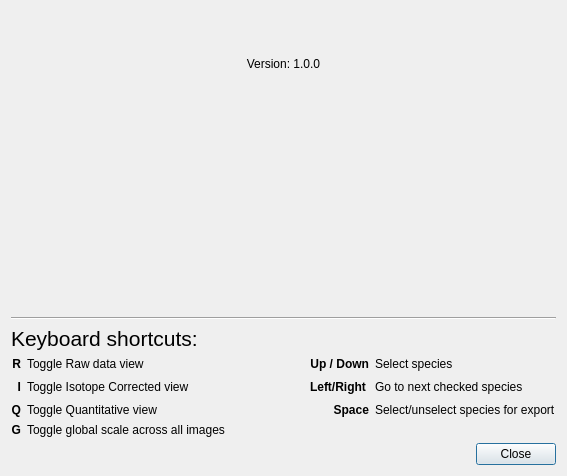
The window that resources/views/MsiAboutDialog.ui (swinnenteam/LipidQMap) describes before a commit, drawn with Qt 5.
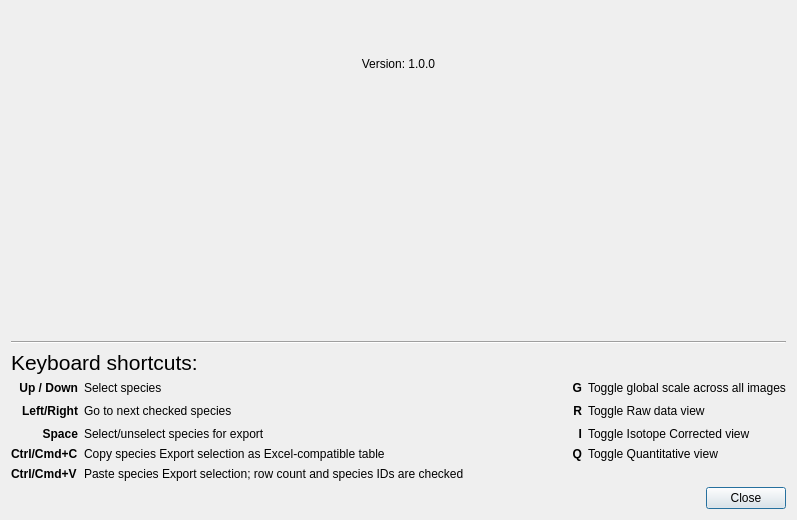
The same window after the commit. Icons and pictures are not drawn.

Commit message: copy paste table selection

The edit to the form file:
```diff
--- a/resources/views/MsiAboutDialog.ui
+++ b/resources/views/MsiAboutDialog.ui
@@ -6,8 +6,8 @@
    <rect>
     <x>0</x>
     <y>0</y>
-    <width>567</width>
-    <height>476</height>
+    <width>797</width>
+    <height>520</height>
    </rect>
   </property>
   <property name="windowTitle">
@@ -81,29 +81,58 @@
    </item>
    <item>
     <layout class="QGridLayout" name="gridLayout_3">
-     <item row="3" column="4">
-      <widget class="QLabel" name="label_15">
+     <item row="2" column="2">
+      <spacer name="horizontalSpacer_2">
+       <property name="orientation">
+        <enum>Qt::Orientation::Horizontal</enum>
+       </property>
+       <property name="sizeHint" stdset="0">
+        <size>
+         <width>40</width>
+         <height>20</height>
+        </size>
+       </property>
+      </spacer>
+     </item>
+     <item row="5" column="0">
+      <widget class="QLabel" name="label_copy_selection_key">
+       <property name="font">
+        <font>
+         <bold>true</bold>
+        </font>
+       </property>
        <property name="text">
-        <string>Select/unselect species for export</string>
+        <string>Ctrl/Cmd+C</string>
        </property>
       </widget>
      </item>
-     <item row="4" column="0">
-      <widget class="QLabel" name="label_7">
+     <item row="6" column="0">
+      <widget class="QLabel" name="label_paste_selection_key">
        <property name="font">
         <font>
          <bold>true</bold>
         </font>
        </property>
        <property name="text">
-        <string>G</string>
+        <string>Ctrl/Cmd+V</string>
        </property>
-       <property name="alignment">
-        <set>Qt::AlignmentFlag::AlignRight|Qt::AlignmentFlag::AlignTrailing|Qt::AlignmentFlag::AlignVCenter</set>
+      </widget>
+     </item>
+     <item row="5" column="1">
+      <widget class="QLabel" name="label_copy_selection_description">
+       <property name="text">
+        <string>Copy species Export selection as Excel-compatible table</string>
        </property>
       </widget>
      </item>
-     <item row="1" column="3">
+     <item row="6" column="1">
+      <widget class="QLabel" name="label_paste_selection_description">
+       <property name="text">
+        <string>Paste species Export selection; row count and species IDs are checked</string>
+       </property>
+      </widget>
+     </item>
+     <item row="1" column="0">
       <widget class="QLabel" name="label_8">
        <property name="font">
         <font>
@@ -118,43 +147,80 @@
        </property>
       </widget>
      </item>
-     <item row="1" column="4">
+     <item row="1" column="1">
       <widget class="QLabel" name="label_14">
        <property name="text">
         <string>Select species</string>
        </property>
       </widget>
      </item>
-     <item row="3" column="1">
-      <widget class="QLabel" name="label_12">
+     <item row="2" column="0">
+      <widget class="QLabel" name="label_2">
+       <property name="font">
+        <font>
+         <bold>true</bold>
+        </font>
+       </property>
        <property name="text">
-        <string>Toggle Quantitative view</string>
+        <string>Left/Right</string>
+       </property>
+       <property name="alignment">
+        <set>Qt::AlignmentFlag::AlignRight|Qt::AlignmentFlag::AlignTrailing|Qt::AlignmentFlag::AlignVCenter</set>
+       </property>
+      </widget>
+     </item>
+     <item row="2" column="1">
+      <widget class="QLabel" name="label_16">
+       <property name="text">
+        <string>Go to next checked species</string>
        </property>
       </widget>
      </item>
      <item row="3" column="0">
-      <widget class="QLabel" name="label_6">
+      <widget class="QLabel" name="label_9">
        <property name="font">
         <font>
          <bold>true</bold>
         </font>
        </property>
        <property name="text">
-        <string>Q</string>
+        <string>Space</string>
        </property>
        <property name="alignment">
         <set>Qt::AlignmentFlag::AlignRight|Qt::AlignmentFlag::AlignTrailing|Qt::AlignmentFlag::AlignVCenter</set>
        </property>
       </widget>
      </item>
-     <item row="1" column="1">
-      <widget class="QLabel" name="label_10">
+     <item row="3" column="1">
+      <widget class="QLabel" name="label_15">
        <property name="text">
-        <string>Toggle Raw data view</string>
+        <string>Select/unselect species for export</string>
        </property>
       </widget>
      </item>
-     <item row="1" column="0">
+     <item row="1" column="3">
+      <widget class="QLabel" name="label_7">
+       <property name="font">
+        <font>
+         <bold>true</bold>
+        </font>
+       </property>
+       <property name="text">
+        <string>G</string>
+       </property>
+       <property name="alignment">
+        <set>Qt::AlignmentFlag::AlignRight|Qt::AlignmentFlag::AlignTrailing|Qt::AlignmentFlag::AlignVCenter</set>
+       </property>
+      </widget>
+     </item>
+     <item row="1" column="4">
+      <widget class="QLabel" name="label_13">
+       <property name="text">
+        <string>Toggle global scale across all images</string>
+       </property>
+      </widget>
+     </item>
+     <item row="2" column="3">
       <widget class="QLabel" name="label_4">
        <property name="font">
         <font>
@@ -169,41 +235,28 @@
        </property>
       </widget>
      </item>
-     <item row="2" column="1">
+     <item row="2" column="4">
+      <widget class="QLabel" name="label_10">
+       <property name="text">
+        <string>Toggle Raw data view</string>
+       </property>
+      </widget>
+     </item>
+     <item row="3" column="4">
       <widget class="QLabel" name="label_11">
        <property name="text">
         <string>Toggle Isotope Corrected view</string>
        </property>
       </widget>
      </item>
+     <item row="5" column="4">
+      <widget class="QLabel" name="label_12">
+       <property name="text">
+        <string>Toggle Quantitative view</string>
+       </property>
+      </widget>
+     </item>
      <item row="3" column="3">
-      <widget class="QLabel" name="label_9">
-       <property name="font">
-        <font>
-         <bold>true</bold>
-        </font>
-       </property>
-       <property name="text">
-        <string>Space</string>
-       </property>
-       <property name="alignment">
-        <set>Qt::AlignmentFlag::AlignRight|Qt::AlignmentFlag::AlignTrailing|Qt::AlignmentFlag::AlignVCenter</set>
-       </property>
-      </widget>
-     </item>
-     <item row="2" column="3">
-      <widget class="QLabel" name="label_2">
-       <property name="font">
-        <font>
-         <bold>true</bold>
-        </font>
-       </property>
-       <property name="text">
-        <string>Left/Right</string>
-       </property>
-      </widget>
-     </item>
-     <item row="2" column="0">
       <widget class="QLabel" name="label_5">
        <property name="font">
         <font>
@@ -218,30 +271,18 @@
        </property>
       </widget>
      </item>
-     <item row="4" column="1">
-      <widget class="QLabel" name="label_13">
-       <property name="text">
-        <string>Toggle global scale across all images</string>
+     <item row="5" column="3">
+      <widget class="QLabel" name="label_6">
+       <property name="font">
+        <font>
+         <bold>true</bold>
+        </font>
        </property>
-      </widget>
-     </item>
-     <item row="2" column="2">
-      <spacer name="horizontalSpacer_2">
-       <property name="orientation">
-        <enum>Qt::Orientation::Horizontal</enum>
-       </property>
-       <property name="sizeHint" stdset="0">
-        <size>
-         <width>40</width>
-         <height>20</height>
-        </size>
-       </property>
-      </spacer>
-     </item>
-     <item row="2" column="4">
-      <widget class="QLabel" name="label_16">
        <property name="text">
-        <string>Go to next checked species</string>
+        <string>Q</string>
+       </property>
+       <property name="alignment">
+        <set>Qt::AlignmentFlag::AlignRight|Qt::AlignmentFlag::AlignTrailing|Qt::AlignmentFlag::AlignVCenter</set>
        </property>
       </widget>
      </item>
```
The commit also changes 4 other files.
